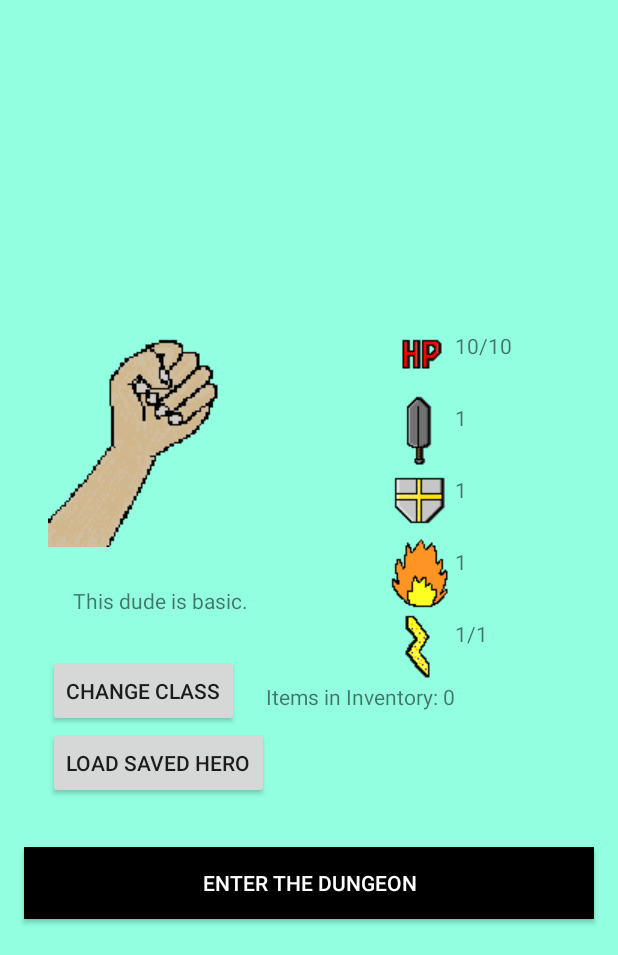
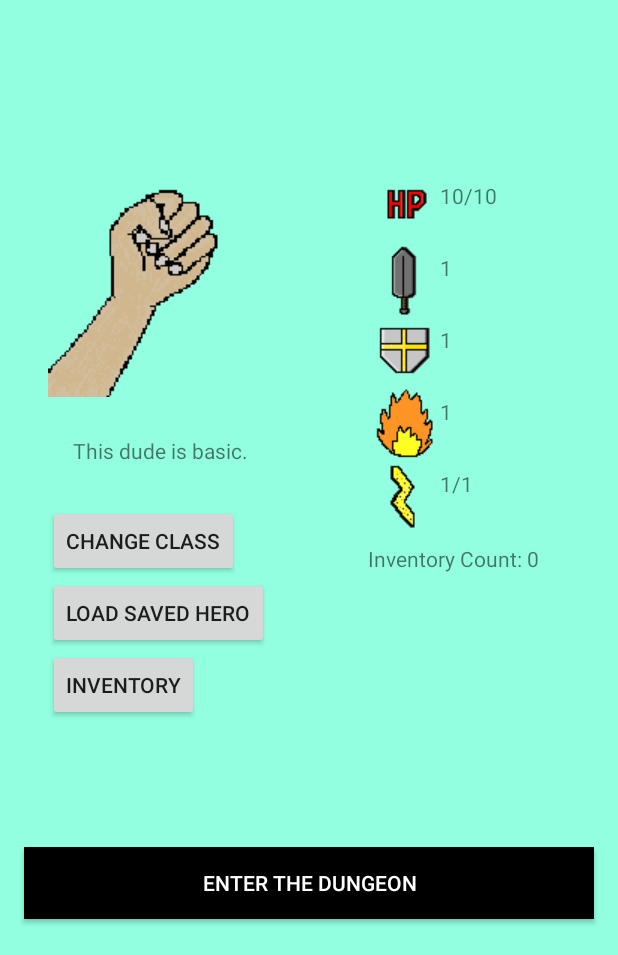
Before and after one commit to NanoCarbon/DungeonCrawlerFramework, an Android app: the screen it shows after launch (SelectPlayer), on a phone screen of 412 x 824 dp, the part 281-1236 px from its top. Run offline under Robolectric (Android 15) with nearby library versions, the phone set to English and light mode, and no system bars.

Commit message:
Recycler view commit 1 (20201004)

```diff
--- a/app/src/main/java/com/example/dungeoncrawlerframework/SelectPlayer.java
+++ b/app/src/main/java/com/example/dungeoncrawlerframework/SelectPlayer.java
@@ -23,6 +23,7 @@ public class SelectPlayer extends AppCompatActivity {
     private Button startButton;
     private Button changeClassButton;
     private Button loadButton;
+    private Button toPlayerInventoryButton;
     private Player newPlayer;
     private ImageView selectedClassDisplay;
     private TextView playerHPDisplay;
@@ -127,6 +128,12 @@ public class SelectPlayer extends AppCompatActivity {
             }
         });
 
+        toPlayerInventoryButton.setOnClickListener(new View.OnClickListener(){
+            @Override
+            public void onClick(View view) {
+                openPlayerInventory();
+            }
+        });
 
 
     }
@@ -201,6 +208,7 @@ public class SelectPlayer extends AppCompatActivity {
         playerSkillPowerDisplay = findViewById(R.id.playerStartSPTextView);
         loadButton = findViewById(R.id.loadButtonView);
         playerInventoryCountDisplay = findViewById(R.id.playerBattleInventoryCountTextView);
+        toPlayerInventoryButton = findViewById(R.id.playerInventoryButton);
     }
 
     public void startBattleActivity(){
@@ -223,4 +231,11 @@ public class SelectPlayer extends AppCompatActivity {
         intent.putExtra(EXTRA_PLAYERINVENTORY,playerInventory);
         startActivity(intent);
     }
+
+    public void openPlayerInventory(){
+
+        Intent intent = new Intent(this,ItemMenu.class);
+        intent.putExtra(EXTRA_PLAYERINVENTORY,playerInventory);
+        startActivity(intent);
+    }
 }
--- a/app/src/main/res/layout/activity_select_player.xml
+++ b/app/src/main/res/layout/activity_select_player.xml
@@ -29,7 +29,7 @@
         android:layout_height="wrap_content"
         android:layout_marginStart="32dp"
         android:layout_marginLeft="32dp"
-        android:layout_marginBottom="200dp"
+        android:layout_marginBottom="300dp"
         app:layout_constraintBottom_toTopOf="@+id/startButtonView"
         app:layout_constraintStart_toStartOf="parent"
         app:srcCompat="@drawable/leftarm1" />
@@ -54,8 +54,8 @@
         android:id="@+id/playerHPIconImageView"
         android:layout_width="wrap_content"
         android:layout_height="wrap_content"
-        android:layout_marginEnd="80dp"
-        android:layout_marginRight="80dp"
+        android:layout_marginEnd="90dp"
+        android:layout_marginRight="90dp"
         app:layout_constraintEnd_toEndOf="@+id/titleTextView"
         app:layout_constraintTop_toTopOf="@+id/limb1ImageView"
         app:srcCompat="@drawable/hp_icon" />
@@ -124,7 +124,7 @@
         android:id="@+id/changeClassButtonView"
         android:layout_width="wrap_content"
         android:layout_height="wrap_content"
-        android:layout_marginBottom="80dp"
+        android:layout_marginBottom="180dp"
         android:text="@string/changeClass_StringValue"
         app:layout_constraintBottom_toTopOf="@+id/startButtonView"
         app:layout_constraintStart_toStartOf="@+id/startingPlayerDescriptionTextView" />
@@ -134,11 +134,9 @@
         android:layout_width="150dp"
         android:layout_height="56dp"
         android:layout_marginTop="8dp"
-        android:layout_marginBottom="8dp"
         android:gravity="center"
         android:scrollbarAlwaysDrawVerticalTrack="true"
         android:text="@string/playerDescription_StringValue"
-        app:layout_constraintBottom_toTopOf="@+id/changeClassButtonView"
         app:layout_constraintStart_toStartOf="@+id/limb1ImageView"
         app:layout_constraintTop_toBottomOf="@+id/limb1ImageView" />
 
@@ -171,7 +169,16 @@
         android:id="@+id/playerBattleInventoryCountTextView"
         android:layout_width="wrap_content"
         android:layout_height="wrap_content"
+        android:layout_marginTop="8dp"
         android:text="@string/inventoryCount_StringValue"
-        app:layout_constraintEnd_toEndOf="@+id/playerEnergyIconImageView"
+        app:layout_constraintStart_toStartOf="@+id/playerEnergyIconImageView"
         app:layout_constraintTop_toBottomOf="@+id/playerEnergyIconImageView" />
+
+    <Button
+        android:id="@+id/playerInventoryButton"
+        android:layout_width="wrap_content"
+        android:layout_height="wrap_content"
+        android:text="@string/toPlayerInventoryButton_StringValue"
+        app:layout_constraintStart_toStartOf="@+id/loadButtonView"
+        app:layout_constraintTop_toBottomOf="@+id/loadButtonView" />
 </androidx.constraintlayout.widget.ConstraintLayout>
--- a/app/src/main/res/values/strings.xml
+++ b/app/src/main/res/values/strings.xml
@@ -50,7 +50,8 @@
     <string name="playerSP_StringValue">%d</string>
     <string name="playerCoinPurse_StringValue">Gold: %d</string>
     <string name="saveButton_StringValue">Save</string>
-    <string name="inventoryCount_StringValue">Items in Inventory: %d</string>
+    <string name="inventoryCount_StringValue">Inventory Count: %d</string>
     <string name="leaveDungeon_StringValue">Leave Dungeon</string>
+    <string name="toPlayerInventoryButton_StringValue">Inventory</string>
 
 </resources>
```
Also changed, not shown: app/src/main/java/com/example/dungeoncrawlerframework/InventoryAdapter.java (added, +41 -0 lines), app/src/main/java/com/example/dungeoncrawlerframework/Item.java (+10 -1 lines), app/src/main/java/com/example/dungeoncrawlerframework/ItemDictionary.java (+4 -4 lines), app/src/main/java/com/example/dungeoncrawlerframework/ItemMenu.java (+13 -0 lines), app/src/main/res/layout/inventoryitem.xml (+15 -5 lines).
